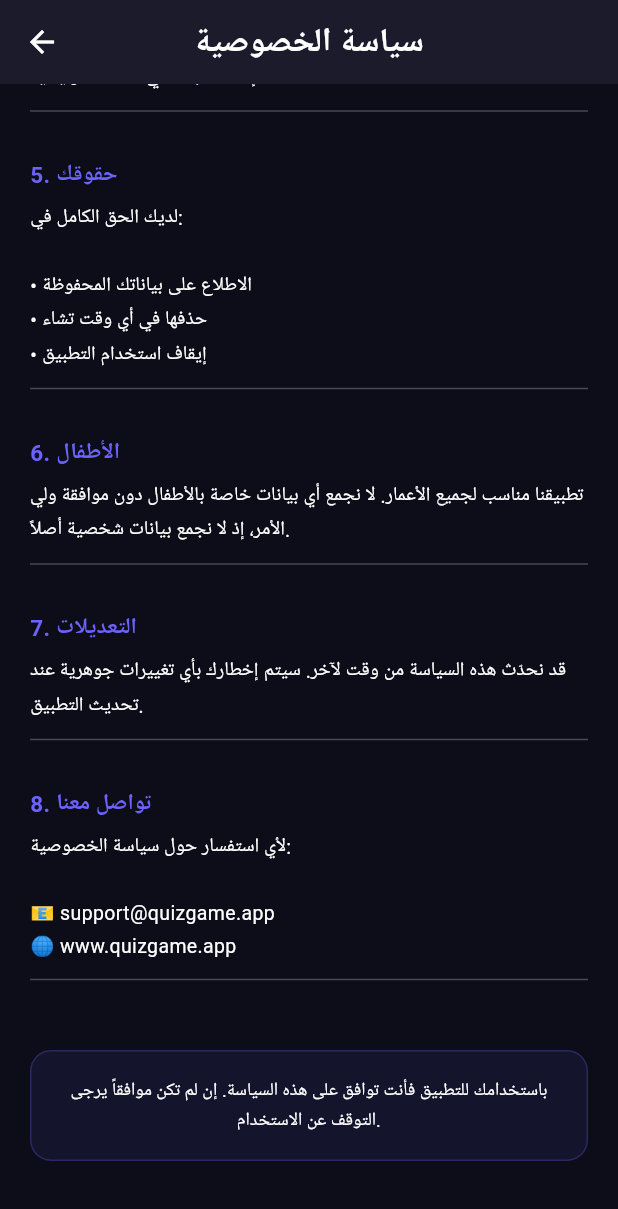
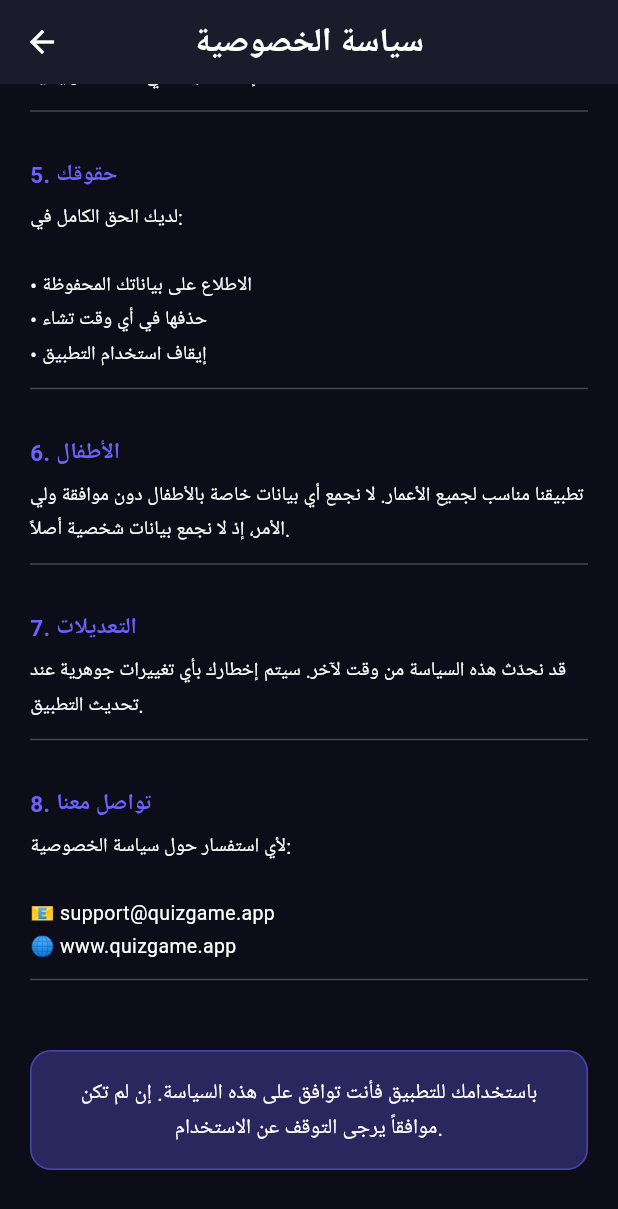
Before and after one commit to pcbalad2020-coder/quiz_game, a Flutter app: the PrivacyPolicyScreen screen opened directly, scrolled down 902 dp, on a phone screen of 412 x 824 dp. Shown: the top 1209 px of the screen. Run offline on Flutter 3.47's test engine with Material 3 defaults, Android fonts, the phone set to English and light mode, and no system bars; our stand-ins replace shared_preferences; accounts and stored records are empty.

Commit message:
تحديث واجهة البرنامج أو إضافة ميزة جديدة

```diff
--- a/lib/main.dart
+++ b/lib/main.dart
@@ -1767,7 +1767,7 @@ class PrivacyPolicyScreen extends StatelessWidget {
                       fontSize: 22,
                       fontWeight: FontWeight.bold)),
               SizedBox(height: 4),
-              Text('آخر تحديث: يناير 2025',
+              Text('آخر تحديث: يناير 2026',
                   style: TextStyle(color: Colors.white70, fontSize: 12)),
             ]),
           ),
@@ -1826,15 +1826,15 @@ class PrivacyPolicyScreen extends StatelessWidget {
           Container(
             padding: const EdgeInsets.all(16),
             decoration: BoxDecoration(
-                color: AppColors.primaryDark.withOpacity(0.08),
+                color: AppColors.primaryDark.withOpacity(0.30),
                 borderRadius: BorderRadius.circular(14),
                 border:
-                    Border.all(color: AppColors.primaryDark.withOpacity(0.25))),
+                    Border.all(color: AppColors.primaryDark.withOpacity(0.50))),
             child: const Text(
                 'باستخدامك للتطبيق فأنت توافق على هذه السياسة. '
                 'إن لم تكن موافقاً يرجى التوقف عن الاستخدام.',
                 textAlign: TextAlign.center,
-                style: TextStyle(fontSize: 12, height: 1.6)),
+                style: TextStyle(fontSize: 14, height: 1.6)),
           ),
           const SizedBox(height: 30),
         ]),
```
